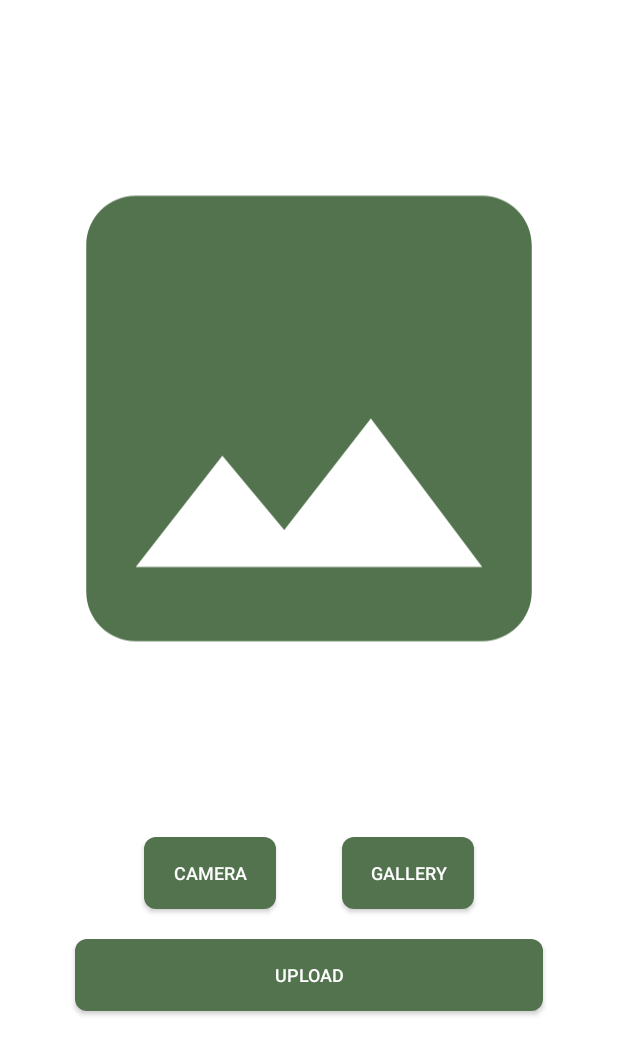
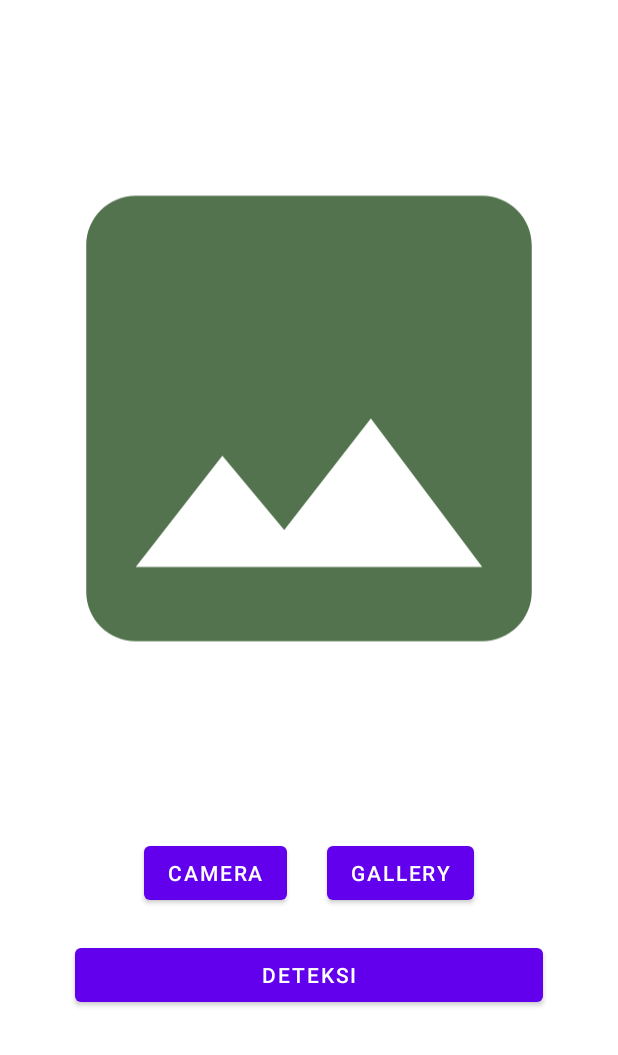
Before and after one commit to acalapatih/PlastiCode_mobileApp, an Android app: the layout activity_detection.xml on its own in the app's theme, with its tools: preview values and no code run, on a phone screen of 412 x 824 dp. Shown: the top 1055 px of the screen. Run offline under Robolectric (Android 15) with nearby library versions, the phone set to English and light mode, and no system bars.

Commit message:
Delete custom button and update with style button

```diff
--- a/app/src/main/res/layout/activity_detection.xml
+++ b/app/src/main/res/layout/activity_detection.xml
@@ -22,34 +22,37 @@
         />
 
 
-    <com.dicoding.plasticode.ui.custom.CameraButton
+    <Button
         android:id="@+id/camera_button"
         android:layout_width="0dp"
         android:layout_height="wrap_content"
         android:layout_marginStart="96dp"
         android:layout_marginBottom="20dp"
         android:layout_marginTop="20dp"
-        app:layout_constraintBottom_toTopOf="@+id/upload_button"
+        android:text="CAMERA"
+        app:layout_constraintBottom_toTopOf="@+id/deteksi_button"
         app:layout_constraintStart_toStartOf="parent" />
 
 
-    <com.dicoding.plasticode.ui.custom.GalleryButton
+    <Button
         android:id="@+id/gallery_button"
         android:layout_width="0dp"
         android:layout_height="wrap_content"
         android:layout_marginEnd="96dp"
         android:layout_marginBottom="20dp"
+        android:text="Gallery"
         app:layout_constraintEnd_toEndOf="parent"
-        app:layout_constraintBottom_toTopOf="@+id/upload_button"
+        app:layout_constraintBottom_toTopOf="@+id/deteksi_button"
         app:layout_constraintVertical_bias="1.0" />
 
-    <com.dicoding.plasticode.ui.custom.UploadButton
-        android:id="@+id/upload_button"
+    <Button
+        android:id="@+id/deteksi_button"
         android:layout_width="0dp"
         android:layout_height="wrap_content"
         android:layout_marginStart="50dp"
         android:layout_marginEnd="50dp"
         android:layout_marginBottom="150dp"
+        android:text="Deteksi"
         app:layout_constraintEnd_toEndOf="parent"
         app:layout_constraintStart_toStartOf="parent"
         app:layout_constraintBottom_toBottomOf="parent"
```
